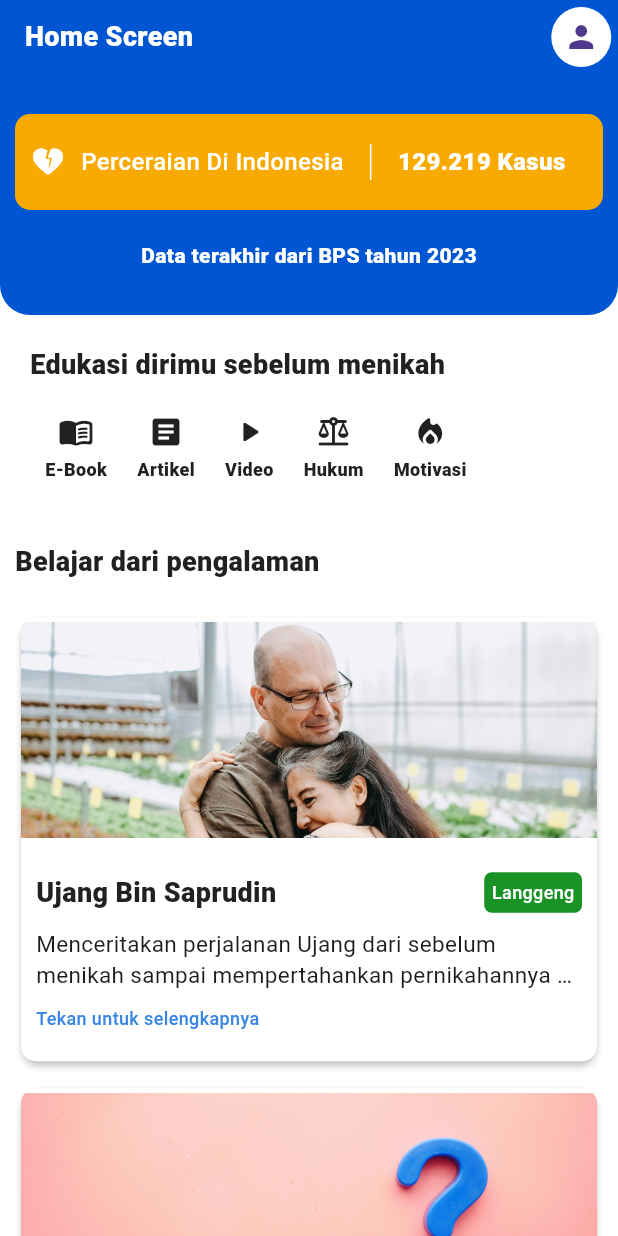
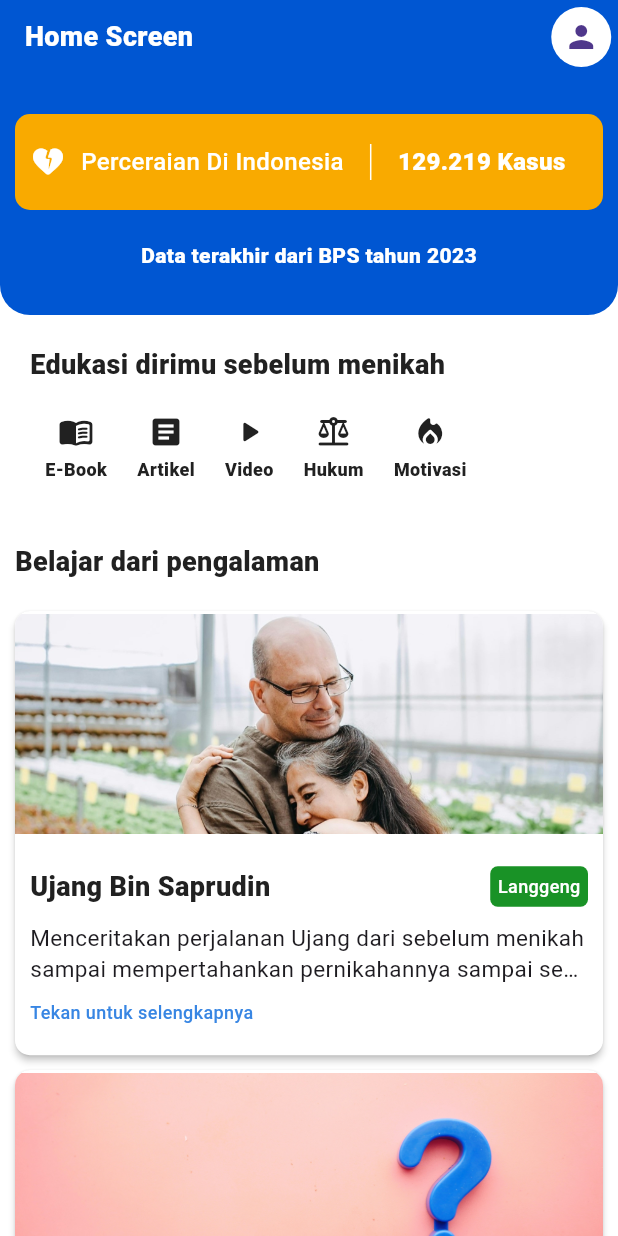
Before and after one commit to MirzaMlna/experiment, a Flutter app: the HomeView screen opened by its route, on a phone screen of 412 x 824 dp. Run offline on Flutter 3.47's test engine with Material 3 defaults, Android fonts, the phone set to English and light mode, and no system bars; our stand-ins replace get_it; missing offline and left inert: dart:ffi; Roboto replaces fonts that are missing (Manrope).

Commit message:
💄 Add AppInkwell to card widget

```diff
--- a/lib/widgets/app_experience_story_card.dart
+++ b/lib/widgets/app_experience_story_card.dart
@@ -2,6 +2,7 @@ import 'package:flutter/material.dart';
 
 import 'package:mobile_user/app/theme/app_colors.dart';
 import 'package:mobile_user/app/theme/app_text_style.dart';
+import 'package:mobile_user/widgets/app_inkwell.dart';
 
 class AppExperienceStoryCard extends StatefulWidget {
   final String? title;
@@ -30,15 +31,9 @@ class _AppExperienceStoryCardState extends State<AppExperienceStoryCard> {
   Widget build(BuildContext context) {
     return Padding(
       padding: const EdgeInsets.only(bottom: 10.0),
-      child: Card(
-        elevation: 2.0,
-        child: Material(
-          color: widget.backgroundColor ?? AppColors.white,
-          borderRadius: BorderRadius.circular(10),
-          child: InkWell(
-            borderRadius: BorderRadius.circular(10),
-            splashColor: AppColors.blackLv7,
-            onTap: widget.onTap,
+      child: AppInkWell(
+        backgroundColor: AppColors.white,
+        onTap: () {},
         child: Column(
           crossAxisAlignment: CrossAxisAlignment.start,
           children: [
@@ -119,8 +114,6 @@ class _AppExperienceStoryCardState extends State<AppExperienceStoryCard> {
           ],
         ),
       ),
-        ),
-      ),
     );
   }
 }
--- a/lib/widgets/app_inkwell.dart
+++ b/lib/widgets/app_inkwell.dart
@@ -27,6 +27,7 @@ class _AppInkWellState extends State<AppInkWell> {
   @override
   Widget build(BuildContext context) {
     return Material(
+      elevation: 2,
       borderRadius: BorderRadius.circular(widget.borderRadius ?? 10),
       color: widget.backgroundColor ?? AppColors.transparent,
       child: InkWell(
```
Lines whose indentation alone changed are shown as unchanged.
